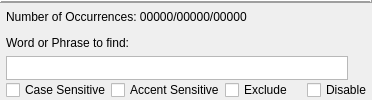
Above: programs/KJVCanOpener/KJVSearchPhraseEdit.ui from dewhisna/KingJamesPureBibleSearch before the change. Below: the same form after it.
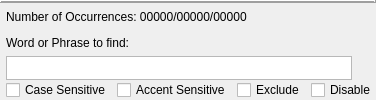
That is the form after the change. Icons and pictures are not drawn. Custom widgets are drawn as their Qt base class.

Commit message: Fixed the spacing in the Search Criteria and Search Spec and fixed the weird overlapping checkbox text in the Phrase Editors for the Mac.  Actually, I more accurately just worked around it.  Still don't know why the text was overlapped.  I think it's a Qt bug, but don't have time to track down right now.

```diff
--- a/programs/KJVCanOpener/KJVSearchPhraseEdit.ui
+++ b/programs/KJVCanOpener/KJVSearchPhraseEdit.ui
@@ -323,6 +323,9 @@
        </item>
        <item row="1" column="0">
         <layout class="QHBoxLayout" name="horizontalLayout_4">
+         <property name="spacing">
+          <number>6</number>
+         </property>
          <item>
           <widget class="QCheckBox" name="chkCaseSensitive">
            <property name="sizePolicy">
@@ -363,6 +366,12 @@
          </item>
          <item>
           <widget class="QCheckBox" name="chkExclude">
+           <property name="sizePolicy">
+            <sizepolicy hsizetype="Preferred" vsizetype="Fixed">
+             <horstretch>0</horstretch>
+             <verstretch>0</verstretch>
+            </sizepolicy>
+           </property>
            <property name="toolTip">
             <string>Exclude Occurrences of this Phrase</string>
            </property>
```
The commit also changes 2 other files.
